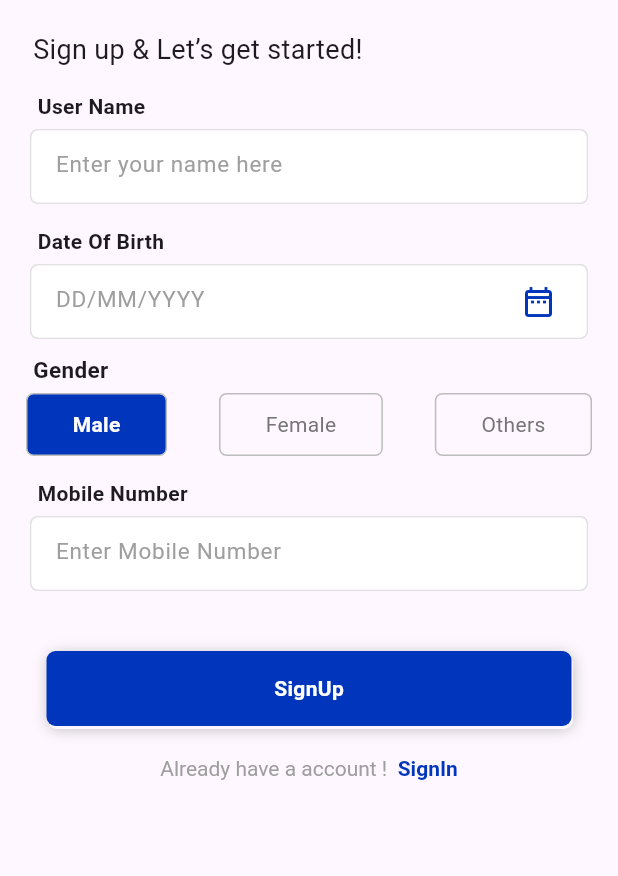
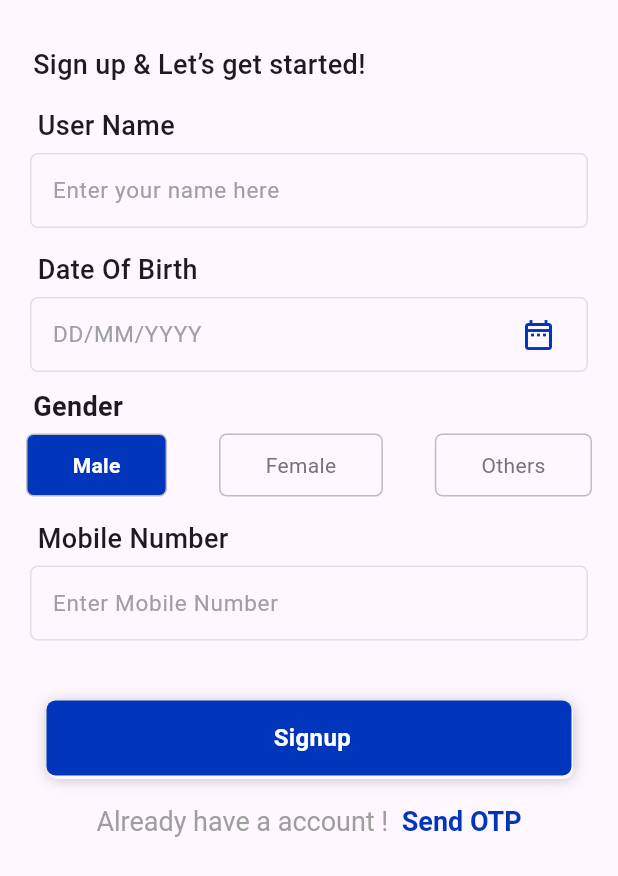
Before and after one commit to narimetisaigopi/doctor_foot_app, a Flutter app: the SignUpScreen screen opened directly, on a phone screen of 412 x 824 dp. Shown: the top 876 px of the screen. Run offline on Flutter 3.47's test engine with Material 3 defaults, Android fonts, the phone set to English and light mode, and no system bars; our stand-ins replace cached_network_image, flutter_svg, fluttertoast, form_builder_validators, get, pinput; project files that could hold a hidden picture were left out.

Commit message:
added UI Changes

```diff
--- a/lib/screens/auth_screens/sign_up_screen.dart
+++ b/lib/screens/auth_screens/sign_up_screen.dart
@@ -4,6 +4,7 @@ import 'package:doctor_foot_app/controllers/authentication_controller.dart';
 import 'package:doctor_foot_app/screens/auth_screens/otp_screen.dart';
 import 'package:doctor_foot_app/screens/auth_screens/sign_in_screen.dart';
 import 'package:doctor_foot_app/utils/constants/app_colors.dart';
+import 'package:doctor_foot_app/utils/constants/string_constants.dart';
 import 'package:doctor_foot_app/utils/utility.dart';
 import 'package:doctor_foot_app/utils/widgets/custom_button.dart';
 import 'package:doctor_foot_app/utils/widgets/my_textfield.dart';
@@ -26,10 +27,9 @@ class _SignUpScreenState extends State<SignUpScreen> {
   @override
   Widget build(BuildContext context) {
     return Scaffold(
-        // resizeToAvoidBottomInset: true,
         body: SingleChildScrollView(
       child: Container(
-        padding: const EdgeInsets.symmetric(vertical: 20),
+        padding: const EdgeInsets.only(top: 30, bottom: 20),
         child: Column(
           mainAxisAlignment: MainAxisAlignment.center,
           children: [
@@ -38,8 +38,8 @@ class _SignUpScreenState extends State<SignUpScreen> {
               child: Align(
                 alignment: Alignment.topLeft,
                 child: Text(
-                  'Sign up & Let’s get started!',
-                  style: TextStyle(fontSize: 18),
+                  Strings.SignUpStarted,
+                  style: TextStyle(fontSize: 18, fontWeight: FontWeight.w500),
                 ),
               ),
             ),
@@ -81,7 +81,7 @@ class _SignUpScreenState extends State<SignUpScreen> {
                 alignment: Alignment.topLeft,
                 child: Text(
                   'Gender',
-                  style: TextStyle(fontWeight: FontWeight.bold, fontSize: 15),
+                  style: TextStyle(fontWeight: FontWeight.bold, fontSize: 18),
                 ),
               ),
             ),
@@ -92,34 +92,35 @@ class _SignUpScreenState extends State<SignUpScreen> {
               mainAxisAlignment: MainAxisAlignment.spaceAround,
               children: [
                 Utility.choiceContainer(
-                  title: 'Male',
+                  title: Strings.male,
                   isSelected: selectedContainerIndex == 0,
                   onTap: () {
                     setState(() {
                       selectedContainerIndex = 0;
-                      _authenticationController.genderController.text = 'Male';
+                      _authenticationController.genderController.text =
+                          Strings.male;
                     });
                   },
                 ),
                 Utility.choiceContainer(
-                  title: 'Female',
+                  title: Strings.female,
                   isSelected: selectedContainerIndex == 1,
                   onTap: () {
                     setState(() {
                       selectedContainerIndex = 1;
                       _authenticationController.genderController.text =
-                          'Female';
+                          Strings.female;
                     });
                   },
                 ),
                 Utility.choiceContainer(
-                  title: 'Others',
+                  title: Strings.others,
                   isSelected: selectedContainerIndex == 2,
                   onTap: () {
                     setState(() {
                       selectedContainerIndex = 2;
                       _authenticationController.genderController.text =
-                          'Others';
+                          Strings.others;
                     });
                   },
                 ),
@@ -138,7 +139,7 @@ class _SignUpScreenState extends State<SignUpScreen> {
               height: 40,
             ),
             CustomButton(
-              btnName: 'SignUp',
+              buttonName: Strings.signUpText,
               onPress: () {
                 Utility.myBottomSheet(context, const OtpScreen());
               },
@@ -151,15 +152,14 @@ class _SignUpScreenState extends State<SignUpScreen> {
               child: InkWell(
                 onTap: () {
                   Utility.myBottomSheet(context, const SignInScreen());
-                  //  Get.to(() => const SignInScreen());
                 },
                 child: RichText(
                   text: TextSpan(
-                    text: 'Already have a account ! ',
-                    style: TextStyle(color: Colors.grey.shade500),
+                    text: Strings.alreadyHaveAccount,
+                    style: TextStyle(color: Colors.grey.shade500, fontSize: 18),
                     children: const [
                       TextSpan(
-                          text: ' SignIn',
+                          text: Strings.signInText,
                           style: TextStyle(
                               fontWeight: FontWeight.bold,
                               color: AppColors.primary)),
--- a/lib/screens/intro_screen.dart
+++ b/lib/screens/intro_screen.dart
@@ -17,7 +17,6 @@ class _IntroScreenState extends State<IntroScreen> {
       child: CustomButton(
         onPress: () {
           Utility.myBottomSheet(context, const SignUpScreen());
-          //    Navigator.pop(context);
         },
       ),
     ));
--- a/lib/utils/constants/app_colors.dart
+++ b/lib/utils/constants/app_colors.dart
@@ -4,4 +4,9 @@ class AppColors {
   static const Color primary = Color(0xFF0035BC);
   static const Color secondary = Color(0xFFF1F0F5);
   static const Color secondaryButton = Color(0xFFDAE4FD);
+
+  static const Color greyTextColor = Color(0xFFA0A0A0);
+  static const Color greyBorderColor = Color(0xFFE4E4E4);
+
+  static const bottomSheetBackgroundColor = Color(0xFFB7B7B7);
 }
--- a/lib/utils/constants/string_constants.dart
+++ b/lib/utils/constants/string_constants.dart
@@ -11,11 +11,34 @@ class Strings {
 
   /// OTP Screen Strings/////
   static const String otpString =
-      'Please enter 4 digit Code sent to your registered\n mobile number xxxxxx7890 ';
+      'Please enter 6 digit Code sent to your registered\n mobile number xxxxxx7890 ';
 
   static const String verificationString = 'Verification code';
 
   static const String otpScreenTitle = 'We value your privacy';
 
   static const String appName = 'DoctorFoot';
+
+  /// Sign-In Screen Strings /////
+
+  static const String changeNumber = ' Change';
+
+  static const String alreadyHaveAccount = 'Already have a account ! ';
+
+  /// Sign-Up Screen Strings /////
+
+  static const String male = "Male";
+  static const String female = "Female";
+  static const String others = "Others";
+
+  static const String SignUpStarted = 'Sign up & Let’s get started!';
+
+  static const String getStartedSignIn =
+      'Let’s get started! Enter your mobile number';
+
+  static const String dontHaveAccount = 'If you don’t have a account ! ';
+
+  static const String signUpText = ' Signup';
+
+  static const String signInText = ' Send OTP';
 }
--- a/lib/utils/utility.dart
+++ b/lib/utils/utility.dart
@@ -44,10 +44,11 @@ class Utility {
 
   static myBottomSheet(BuildContext context, Widget widget) {
     showModalBottomSheet(
+        backgroundColor: AppColors.bottomSheetBackgroundColor,
         isDismissible: false,
+        clipBehavior: Clip.antiAliasWithSaveLayer,
         shape: const RoundedRectangleBorder(
-            borderRadius: BorderRadius.only(
-                topLeft: Radius.circular(20), topRight: Radius.circular(20))),
+            borderRadius: BorderRadius.vertical(top: Radius.circular(20))),
         context: context,
         builder: (BuildContext context) {
           return widget;
@@ -58,7 +59,6 @@ class Utility {
     required String title,
     required bool isSelected,
     required VoidCallback onTap,
-    String size = "Gender",
     bool sizeNeeded = false,
     double horizontal = 30,
     double vertical = 10,
--- a/lib/utils/widgets/custom_button.dart
+++ b/lib/utils/widgets/custom_button.dart
@@ -3,7 +3,7 @@ import 'package:doctor_foot_app/utils/constants/app_colors.dart';
 import 'package:flutter/material.dart';
 
 class CustomButton extends StatefulWidget {
-  final String btnName;
+  final String buttonName;
   final double width;
   final double borderRadius;
   final Function()? onPress;
@@ -13,7 +13,7 @@ class CustomButton extends StatefulWidget {
   final bool enablePrefixIcon;
   const CustomButton(
       {super.key,
-      this.btnName = "CustomBtn",
+      this.buttonName = "CustomButton",
       this.width = 350,
       this.onPress,
       this.bgColor = AppColors.primary,
@@ -54,49 +54,16 @@ class _CustomButtonState extends State<CustomButton> {
             children: [
               widget.enablePrefixIcon ? widget.prefixIcon : Container(),
               Text(
-                widget.btnName,
+                widget.buttonName,
                 style: TextStyle(
-                    color: widget.tColor, fontWeight: FontWeight.bold),
+                    color: widget.tColor,
+                    fontWeight: FontWeight.bold,
+                    fontSize: 16),
               ),
             ],
           ),
         ),
       ),
-    )
-        //  ElevatedButton(
-        //   style: ButtonStyle(
-        //     shape: MaterialStatePropertyAll(RoundedRectangleBorder(
-        //         borderRadius: BorderRadius.circular(widget.borderRadius))),
-        //     backgroundColor: MaterialStatePropertyAll(widget.bgColor),
-        //     padding: const MaterialStatePropertyAll(
-        //       EdgeInsets.symmetric(horizontal: 120, vertical: 15),
-        //     ),
-        //   ),
-        //   onPressed: () {
-
-        //   },
-        //   child: Row(
-        //     //mainAxisAlignment: MainAxisAlignment.center,
-        //     children: [
-        //       // widget.prefixICon
-        //       //     ? const Icon(Icons.add_circle_outline_sharp)
-        //       //     : const Icon(
-        //       //         Icons.abc,
-        //       //         size: 1,
-        //       //       ),
-        //       // const SizedBox(
-        //       //   width: 20,
-        //       // ),
-        //       Text(
-        //         widget.btnName,
-        //         style: TextStyle(
-        //             color: widget.tColor,
-        //             fontWeight: FontWeight.bold,
-        //             fontSize: 18),
-        //       ),
-        //     ],
-        //   ),
-        // ),
-        );
+    ));
   }
 }
--- a/lib/utils/widgets/my_textfield.dart
+++ b/lib/utils/widgets/my_textfield.dart
@@ -1,5 +1,5 @@
 // ignore_for_file: always_specify_types
-
+import 'package:doctor_foot_app/utils/constants/app_colors.dart';
 import 'package:flutter/material.dart';
 import 'package:flutter/services.dart';
 import 'package:form_builder_validators/form_builder_validators.dart';
@@ -25,7 +25,7 @@ class MyTextField extends StatefulWidget {
   // final int minLines;
   const MyTextField({
     super.key,
-    this.bgColor = Colors.white,
+    this.bgColor = Colors.transparent,
     this.label = "label",
     this.maxLines = 1,
     this.labelNeeded = true,
@@ -54,7 +54,7 @@ class _MyTextFieldState extends State<MyTextField> {
   Widget build(BuildContext context) {
     return Column(
       children: [
-        widget.labelNeeded ? label() : SizedBox.shrink(),
+        widget.labelNeeded ? label() : const SizedBox.shrink(),
         textFieldWidget(),
       ],
     );
@@ -67,7 +67,7 @@ class _MyTextFieldState extends State<MyTextField> {
         padding: const EdgeInsets.symmetric(horizontal: 25, vertical: 5),
         child: Text(
           widget.label,
-          style: const TextStyle(fontWeight: FontWeight.bold),
+          style: const TextStyle(fontWeight: FontWeight.w500, fontSize: 18),
         ),
       ),
     );
@@ -76,39 +76,21 @@ class _MyTextFieldState extends State<MyTextField> {
   Widget textFieldWidget() {
     return Container(
       height: 50,
-      // height: MediaQuery.of(context).size.height / 15,
       padding: EdgeInsets.zero,
       margin: const EdgeInsets.symmetric(
         horizontal: 20,
       ),
-      //height: 50,
       decoration: BoxDecoration(
           borderRadius: BorderRadius.all(Radius.circular(widget.borderRadius)),
-          border: Border.all(color: Colors.grey.shade300)
-          // boxShadow: [
-          //   BoxShadow(
-          //     color: Colors.grey.shade300,
-          //     offset: const Offset(0, 0),
-          //     blurRadius: 10,
-          //     // spreadRadius: 5,
-          //   ),
-          // ],
-          ),
+          border: Border.all(color: Colors.grey.shade300)),
       child: TextFormField(
-        // textDirection: BoxDecoration(),
+        onTap: () {},
+
         validator: FormBuilderValidators.compose([
-          /// Makes this field required
           FormBuilderValidators.required(),
-
-          /// Ensures the value entered is numeric - with a custom error message
           FormBuilderValidators.numeric(
               errorText: 'La edad debe ser numérica.'),
-
-          /// Sets a maximum value of 70
           FormBuilderValidators.max(70),
-
-          /// Include your own custom `FormFieldValidator` function, if you want
-          /// Ensures positive values only. We could also have used `FormBuilderValidators.min(0)` instead
           (val) {
             final number = int.tryParse(val!);
             if (number == null) return null;
@@ -119,7 +101,6 @@ class _MyTextFieldState extends State<MyTextField> {
         // expands: true,
         // minLines: null,
         maxLines: widget.maxLines,
-
         // maxLength: widget.maxLength,
         keyboardType: widget.textInputType,
         controller: widget.textEditingController,
@@ -134,9 +115,12 @@ class _MyTextFieldState extends State<MyTextField> {
               height: double.minPositive,
             ),
             counterText: "",
+            focusColor: AppColors.bottomSheetBackgroundColor,
+            contentPadding:
+                const EdgeInsets.symmetric(horizontal: 10, vertical: 0),
             hintText: widget.hint,
             hintStyle: const TextStyle(
-                color: Colors.grey,
+                color: AppColors.greyTextColor,
                 fontSize: 15,
                 fontWeight: FontWeight.normal),
             fillColor: widget.bgColor,
@@ -147,8 +131,6 @@ class _MyTextFieldState extends State<MyTextField> {
                     style: const ButtonStyle(
                       padding: MaterialStatePropertyAll(
                           EdgeInsets.symmetric(horizontal: 20)),
-                      // backgroundColor:
-                      //     MaterialStatePropertyAll(widget.btnColor),
                     ),
                     onPressed: widget.onPress,
                     icon: widget.trailingIcon,
@@ -160,9 +142,7 @@ class _MyTextFieldState extends State<MyTextField> {
                 borderRadius: BorderRadius.circular(widget.borderRadius)),
             focusedBorder: OutlineInputBorder(
                 borderRadius: BorderRadius.circular(widget.borderRadius),
-                borderSide: const BorderSide(
-                  color: Colors.black,
-                ))),
+                borderSide: const BorderSide(color: AppColors.primary))),
       ),
     );
   }
```
Also changed, not shown: lib/screens/auth_screens/otp_screen.dart (+13 -8 lines), lib/screens/auth_screens/sign_in_screen.dart (+20 -19 lines).
